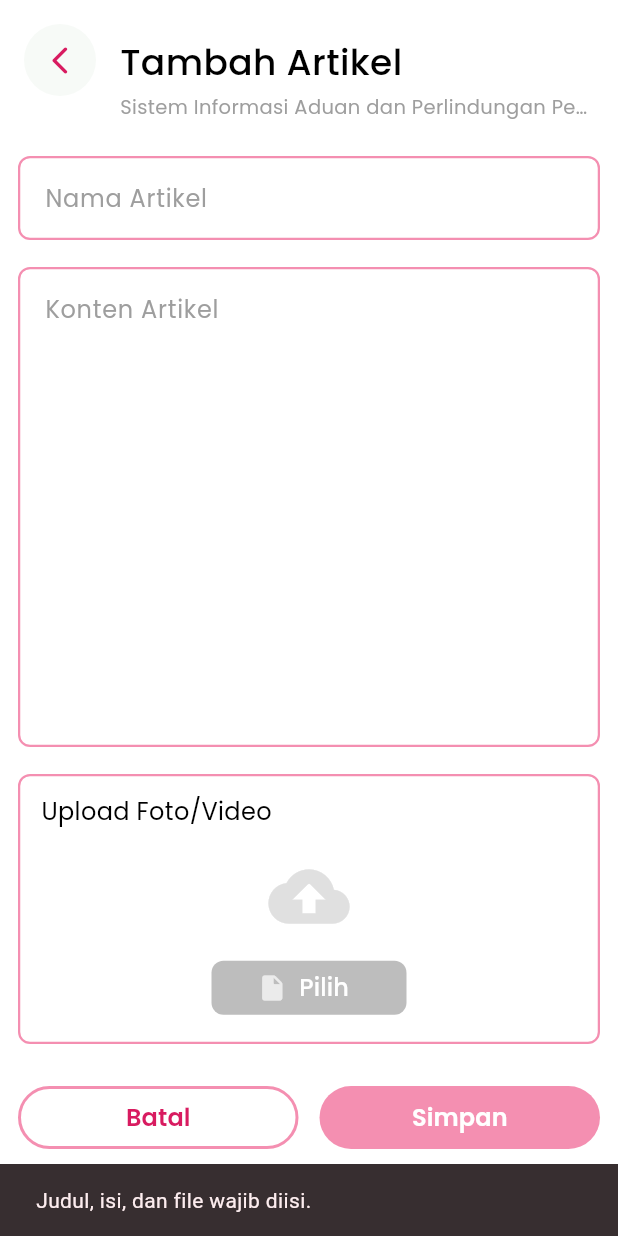
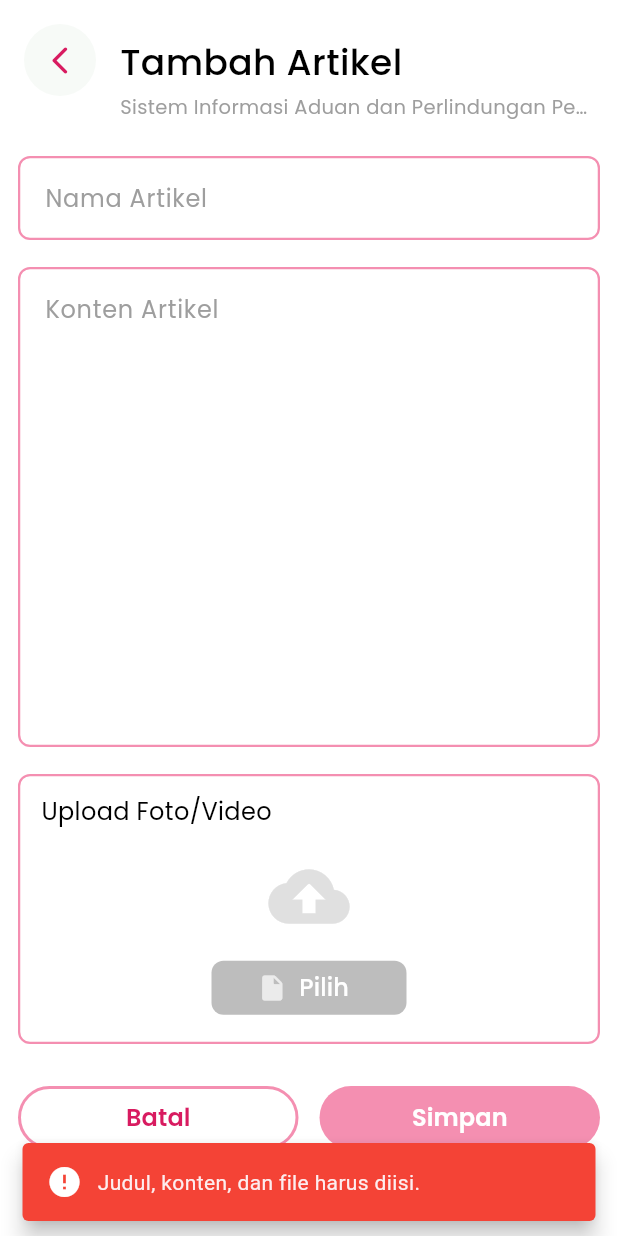
Before and after one commit to Agussaputr44/SiapPA-fe, a Flutter app: the AddArticleScreen screen opened by its route, after a tap on "Simpan", on a phone screen of 412 x 824 dp. Run offline on Flutter 3.47's test engine with Material 3 defaults, Android fonts, the phone set to English and light mode, and no system bars; our stand-ins replace curved_navigation_bar, file_picker, flutter_secure_storage, google_fonts, google_sign_in, video_player; accounts and stored records are empty.

Commit message:
fix: load idicator in add article screen and add validator form article

```diff
--- a/lib/views/screens/admins/article/add_article_screen.dart
+++ b/lib/views/screens/admins/article/add_article_screen.dart
@@ -6,6 +6,8 @@ import 'package:google_fonts/google_fonts.dart';
 import 'package:siappa/providers/articles_provider.dart';
 import 'package:siappa/providers/upload_media_provider.dart';
 import 'package:siappa/views/screens/admins/widgets/app_bar_widget.dart';
+import 'package:siappa/views/widgets/loading_widget.dart';
+import 'package:siappa/views/widgets/messages_widget.dart';
 
 class AddArticleScreen extends StatefulWidget {
   const AddArticleScreen({super.key});
@@ -48,9 +50,16 @@ class _AddArticleScreenState extends State<AddArticleScreen> {
     final isi = _isiController.text.trim();
 
     if (judul.isEmpty || isi.isEmpty || _selectedFile == null) {
-      ScaffoldMessenger.of(context).showSnackBar(
-        const SnackBar(content: Text('Judul, isi, dan file wajib diisi.')),
-      );
+      MessagesWidget.showError(context, "Judul, konten, dan file harus diisi.");
+      return;
+    }
+
+    // Validasi tipe file
+    final validExtensions = ['jpg', 'jpeg', 'png', 'gif', 'mp4', 'mov', 'avi'];
+    final fileExtension = _selectedFile!.path.split('.').last.toLowerCase();
+
+    if (!validExtensions.contains(fileExtension)) {
+      MessagesWidget.showError(context, "Tipe file tidak didukung.");
       return;
     }
 
@@ -65,23 +74,11 @@ class _AddArticleScreenState extends State<AddArticleScreen> {
 
       await articleProvider.addArticle(judul: judul, isi: isi, foto: fotoUrl);
 
-      ScaffoldMessenger.of(context).showSnackBar(
-        SnackBar(
-            content: Text(articleProvider.successMessage ??
-                'Artikel berhasil ditambahkan')),
-      );
+      MessagesWidget.showSuccess(context, "Artikel berhasil ditambahkan.");
 
-      Navigator.of(context).pop();
+      Navigator.of(context).pop(true);
     } catch (e) {
-      ScaffoldMessenger.of(context).showSnackBar(
-        SnackBar(
-          content: Text(
-            uploadProvider.error ??
-                articleProvider.errorMessage ??
-                'Terjadi kesalahan',
-          ),
-        ),
-      );
+      MessagesWidget.showError(context, "Terjadi kesalahan saat mengunggah.");
     }
   }
 
@@ -110,9 +107,9 @@ class _AddArticleScreenState extends State<AddArticleScreen> {
         onBack: () => Navigator.of(context).pop(),
       ),
       backgroundColor: Colors.white,
-      body: isLoading
-          ? const Center(child: CircularProgressIndicator())
-          : Padding(
+      body: LoadingWidget(
+        isLoading: isLoading,
+        child: Padding(
           padding: const EdgeInsets.all(12.0),
           child: SingleChildScrollView(
             child: Column(
@@ -157,8 +154,8 @@ class _AddArticleScreenState extends State<AddArticleScreen> {
                 Container(
                   width: double.infinity,
                   decoration: BoxDecoration(
-                        border: Border.all(
-                            color: const Color(0xFFF48FB1), width: 1.5),
+                    border:
+                        Border.all(color: const Color(0xFFF48FB1), width: 1.5),
                     borderRadius: BorderRadius.circular(8),
                     color: Colors.white,
                   ),
@@ -198,13 +195,11 @@ class _AddArticleScreenState extends State<AddArticleScreen> {
                                               children: [
                                                 Icon(Icons.videocam,
                                                     size: 40,
-                                                        color:
-                                                            Colors.grey[700]),
+                                                    color: Colors.grey[700]),
                                                 const SizedBox(height: 6),
                                                 Text(
                                                   'Video',
-                                                      style:
-                                                          GoogleFonts.poppins(
+                                                  style: GoogleFonts.poppins(
                                                     fontSize: 12,
                                                     color: Colors.grey[700],
                                                   ),
@@ -248,10 +243,8 @@ class _AddArticleScreenState extends State<AddArticleScreen> {
                           height: 36,
                           child: ElevatedButton.icon(
                             onPressed: _pickFile,
-                                icon: const Icon(
-                                    Icons.insert_drive_file_rounded,
-                                    size: 20,
-                                    color: Colors.white70),
+                            icon: const Icon(Icons.insert_drive_file_rounded,
+                                size: 20, color: Colors.white70),
                             label: Text(
                               'Pilih',
                               style: GoogleFonts.poppins(
@@ -330,6 +323,7 @@ class _AddArticleScreenState extends State<AddArticleScreen> {
             ),
           ),
         ),
+      ),
     );
   }
 }
```
Also changed, not shown: lib/providers/articles_provider.dart (+5 -10 lines), lib/views/screens/admins/article/article_screen.dart (+11 -4 lines). Lines whose indentation alone changed are shown as unchanged.
